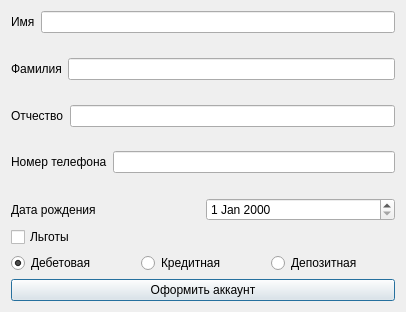
Above: addclient.ui from FoFo-Admin/bankSys before the change. Below: the same form after it.
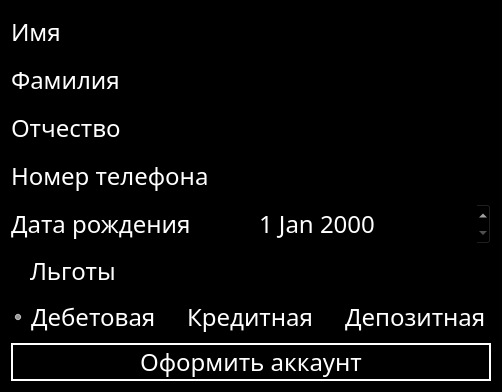
That is the form after the change.

Patch:
```diff
--- a/addclient.ui
+++ b/addclient.ui
@@ -6,13 +6,19 @@
    <rect>
     <x>0</x>
     <y>0</y>
-    <width>406</width>
-    <height>312</height>
+    <width>459</width>
+    <height>367</height>
    </rect>
   </property>
   <property name="windowTitle">
    <string>Dialog</string>
   </property>
+  <property name="styleSheet">
+   <string notr="true">color:white;
+background:black;
+font-family: Lobster;
+font-size:24px;</string>
+  </property>
   <layout class="QGridLayout" name="gridLayout_6">
    <item row="0" column="0">
     <layout class="QGridLayout" name="gridLayout_5">
@@ -135,6 +141,9 @@
      </item>
      <item row="2" column="0">
       <widget class="QPushButton" name="pushButton">
+       <property name="styleSheet">
+        <string notr="true">border: 2px solid white;</string>
+       </property>
        <property name="text">
         <string>Оформить аккаунт</string>
        </property>
```
